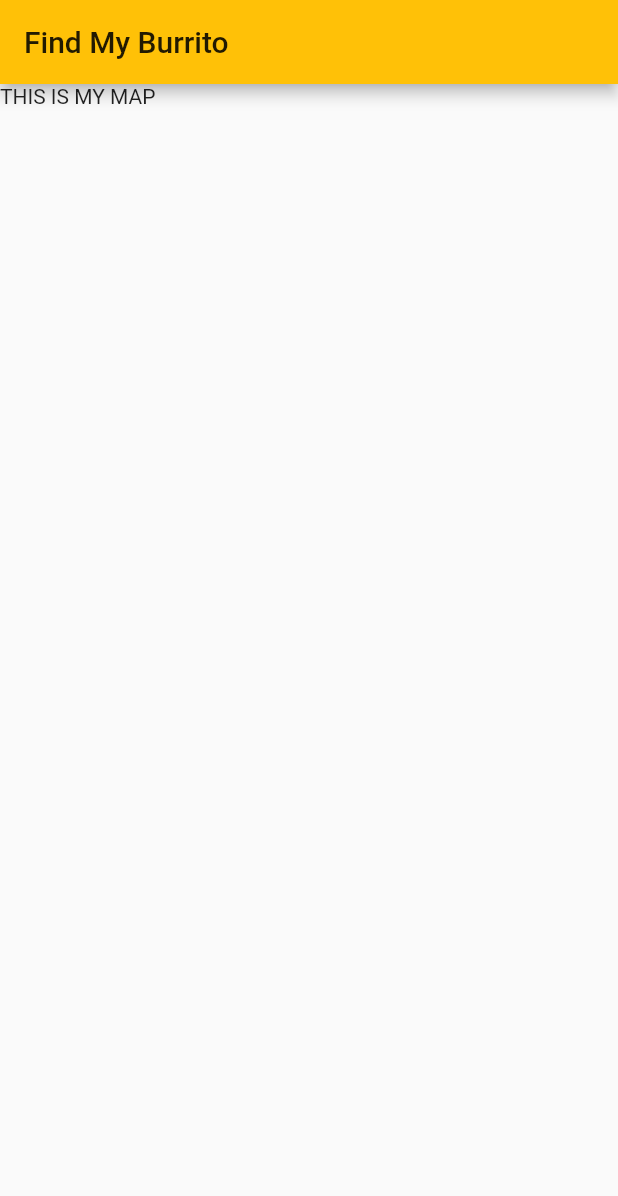
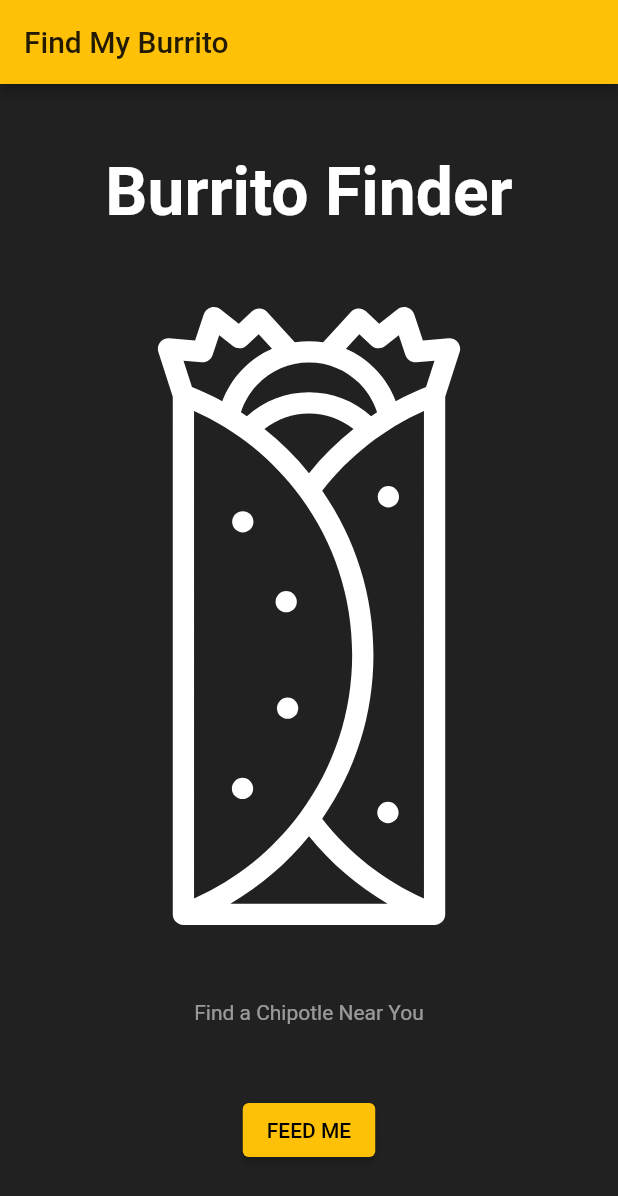
Before and after one commit to danielcmckay/cursed_chipotle, a Flutter app: the screen it shows after launch, on a phone screen of 412 x 824 dp. Shown: the top 1196 px of the screen. Run offline on Flutter 3.47's test engine with Material 2 defaults, Android fonts, the phone set to English and light mode, and no system bars; our stand-ins replace flutter_svg, geolocator, google_maps_flutter; generated files the repository leaves out were written again.

Commit message:
Changed a bunch of things and forgot to commit

```diff
--- a/lib/main.dart
+++ b/lib/main.dart
@@ -1,5 +1,6 @@
-import 'package:cursed_chipotle/pages/Map_Screen.dart';
+import 'package:cursed_chipotle/pages/Splash_Screen.dart';
 import 'package:flutter/material.dart';
+import 'package:geolocator/geolocator.dart';
 
 void main() {
   runApp(MyApp());
@@ -10,7 +11,7 @@ class MyApp extends StatelessWidget {
   @override
   Widget build(BuildContext context) {
     return MaterialApp(
-      title: '!sChipotle Finder',
+      title: '!Chipotle Finder',
       theme: ThemeData(
         primarySwatch: Colors.amber,
       ),
@@ -22,6 +23,7 @@ class MyApp extends StatelessWidget {
 class MyHomePage extends StatefulWidget {
   MyHomePage({Key key, this.title}) : super(key: key);
 
+  Position currentPosition;
   final String title;
 
   @override
@@ -39,12 +41,11 @@ class _MyHomePageState extends State<MyHomePage> {
 
   @override
   Widget build(BuildContext context) {
-
     return Scaffold(
       appBar: AppBar(
         title: Text(widget.title),
       ),
-      body: MapScreen(),
+      body: SplashScreen(),
       // This trailing comma makes auto-formatting nicer for build methods.
     );
   }
--- /dev/null
+++ b/lib/pages/Splash_Screen.dart
@@ -0,0 +1,51 @@
+import 'package:cursed_chipotle/pages/Map_Screen.dart';
+import 'package:flutter/material.dart';
+import 'package:flutter_svg/flutter_svg.dart';
+
+class SplashScreen extends StatelessWidget {
+  @override
+  Widget build(BuildContext context) {
+    return Material(
+      child: Container(
+        decoration: BoxDecoration(color: Colors.black87),
+        child: Center(
+          child: Column(
+            mainAxisAlignment: MainAxisAlignment.spaceEvenly,
+            crossAxisAlignment: CrossAxisAlignment.center,
+            children: [
+              Container(
+                child: Column(
+                  children: [
+                    Text(
+                      "Burrito Finder",
+                      style: TextStyle(
+                          fontSize: 44,
+                          fontWeight: FontWeight.bold,
+                          color: Colors.white),
+                    ),
+                    SvgPicture.asset(
+                      "images/burrito.svg",
+                      color: Colors.white,
+                    ),
+                    Text(
+                      "Find a Chipotle Near You",
+                      style: TextStyle(color: Colors.white54),
+                    ),
+                  ],
+                ),
+              ),
+              ElevatedButton(
+                  onPressed: () => {
+                        Navigator.push(
+                            context,
+                            MaterialPageRoute(
+                                builder: (context) => MapScreen()))
+                      },
+                  child: Text("FEED ME"))
+            ],
+          ),
+        ),
+      ),
+    );
+  }
+}
```
Also changed, not shown: lib/locations.dart (added, +95 -0 lines), lib/pages/Map_Screen.dart (+81 -5 lines), pubspec.yaml (+7 -42 lines), images/burrito.svg (added), pubspec.lock, 4 other files.
